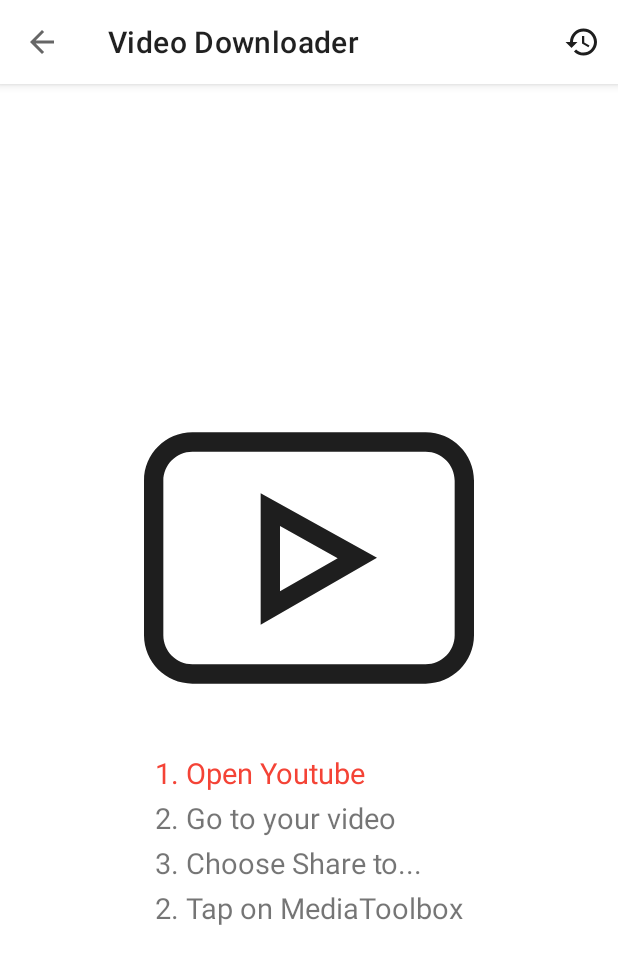
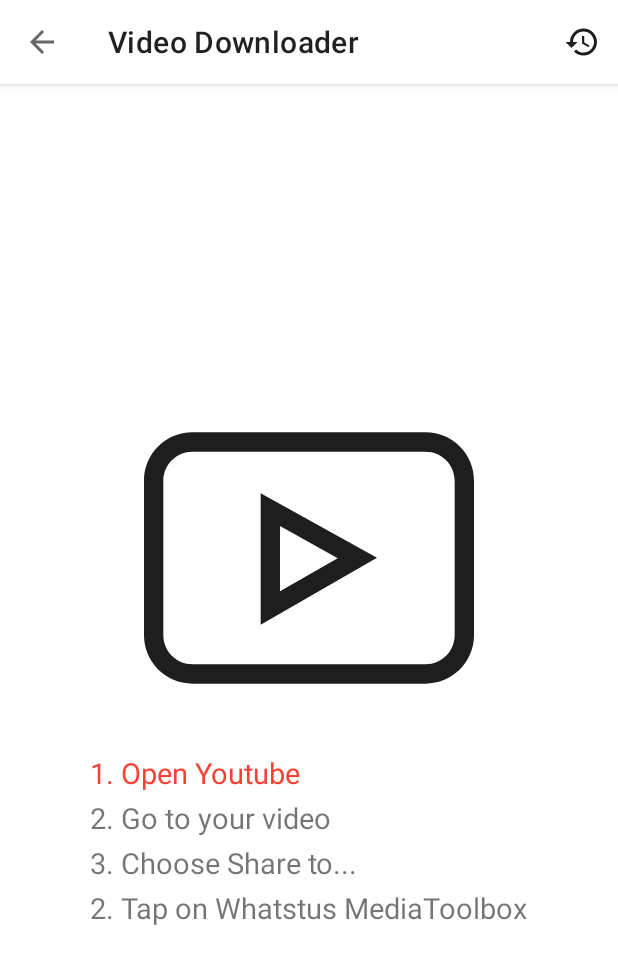
Before and after one commit to jibin-kr/all-in-one-midia-toolbox, an Android app: the VideoDownloadActivity screen opened directly, with no data from a screen before it, on a phone screen of 412 x 824 dp. Shown: the top 964 px of the screen. Run offline under Robolectric (Android 15) with nearby library versions, the phone set to English and light mode, and no system bars; our stand-ins replace Room's generated code, RxJava; libraries missing offline, so code that uses them is left out: at.huber.youtubeExtractor, com.flaviofaria.kenburnsview, com.ixuea.android, com.karumi.dexter; pictures from the network do not load.

Commit message:
Linux first commit

```diff
--- a/app/src/main/res/layout/activity_main_youtube.xml
+++ b/app/src/main/res/layout/activity_main_youtube.xml
@@ -84,7 +84,7 @@
             <TextView
                 android:layout_marginTop="4dp"
                 android:textSize="19sp"
-                android:text="2. Tap on MediaToolbox"
+                android:text="2. Tap on Whatstus MediaToolbox"
                 android:layout_width="wrap_content"
                 android:layout_height="wrap_content"/>
 
```
Also changed, not shown: 1 other file.
